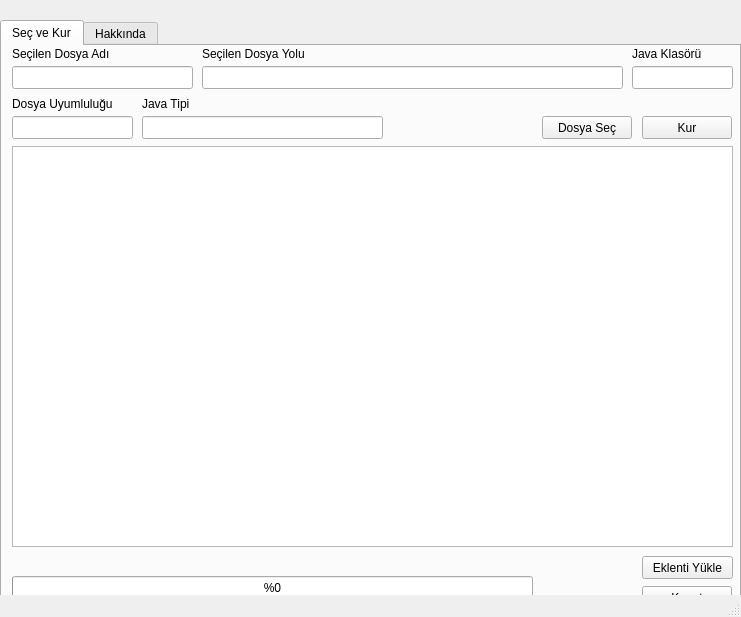
Old version of the form ajip/ajip.ui in the repository MusaOrtagedik/ajip.
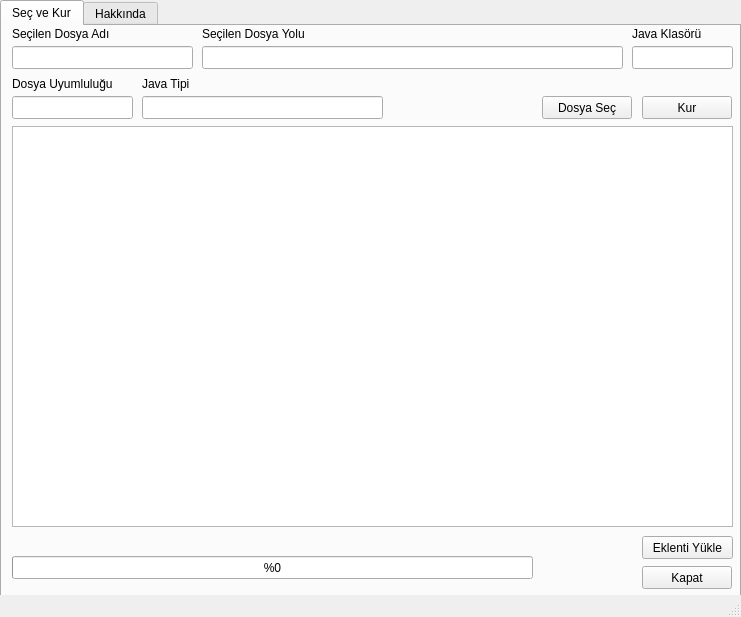
New version of the form. Icons and pictures are not drawn.

Patch:
```diff
--- a/ajip/ajip.ui
+++ b/ajip/ajip.ui
@@ -22,9 +22,9 @@
     <property name="geometry">
      <rect>
       <x>0</x>
-      <y>20</y>
+      <y>0</y>
       <width>741</width>
-      <height>581</height>
+      <height>601</height>
      </rect>
     </property>
     <property name="currentIndex">
```
